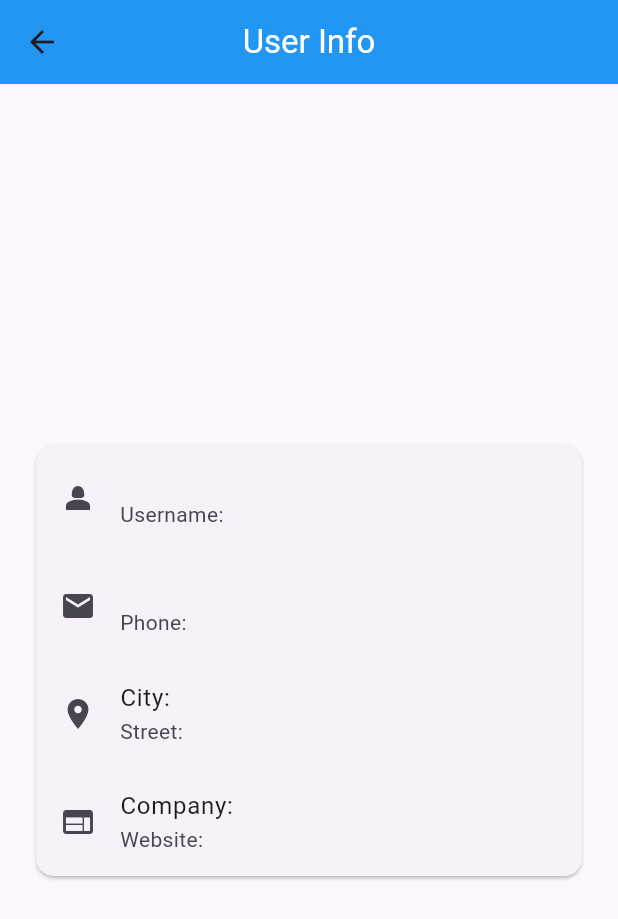
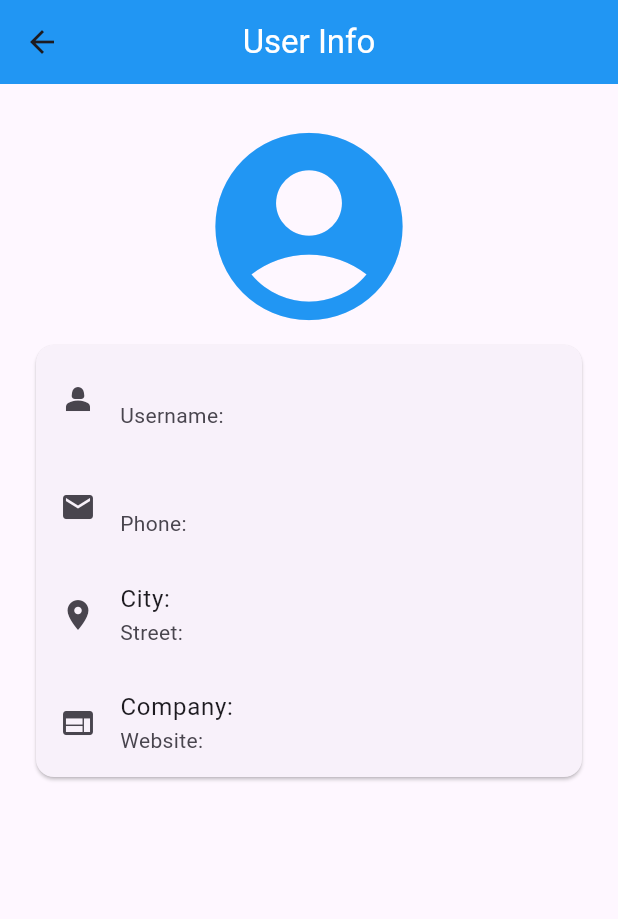
Before and after one commit to Sprints-Flutter-Bootcamp/Users-Info, a Flutter app: the UserInfo screen opened directly with empty values, on a phone screen of 412 x 824 dp. Shown: the top 919 px of the screen. Run offline on Flutter 3.47's test engine with Material 3 defaults, Android fonts, the phone set to English and light mode, and no system bars; our stand-ins replace dio; network calls fail.

Commit message:
edited the readme file and added an icon in the user info page

```diff
--- a/lib/views/user_info.dart
+++ b/lib/views/user_info.dart
@@ -25,7 +25,17 @@ class _UserInfoState extends State<UserInfo> {
       body: Padding(
         padding: const EdgeInsets.all(20.0),
         child: Center(
-          child: UserCard(user: widget.UserData),
+          child: Column(
+            mainAxisAlignment: MainAxisAlignment.start,
+            children: [
+              Icon(
+                Icons.account_circle,
+                size: 150,
+                color: Colors.blue,
+              ),
+              UserCard(user: widget.UserData),
+            ],
+          ),
         ),
       ),
     );
--- a/lib/widgets/user_card.dart
+++ b/lib/widgets/user_card.dart
@@ -23,7 +23,7 @@ Widget UserCard({required UserModel user}) {
       ListTile(
         leading: const Icon(Icons.web),
         title: Text("Company: ${user.company.name}"),
-        subtitle: Text("Website: ${user.company.name}"),
+        subtitle: Text("Website: ${user.website}"),
       ),
     ]),
   );
```
Also changed, not shown: r1-image.png (added), r2-image.png (added), 1 other file.
